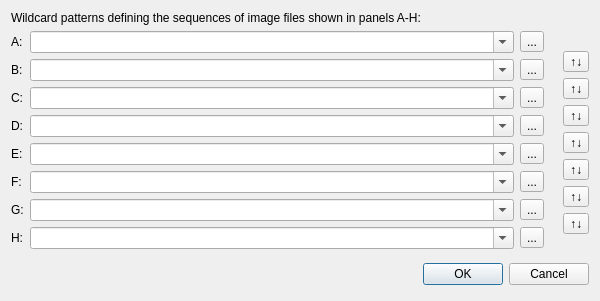
The window that ComparisonDialog.ui (wsmigaj/Cameleon) describes before a commit, drawn with Qt 5.
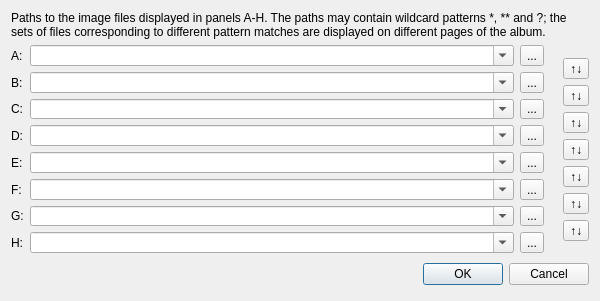
The same window after the commit. Icons and pictures are not drawn.

Commit message: Extend the instructions in the New/Edit Album dialog.

```diff
--- a/ComparisonDialog.ui
+++ b/ComparisonDialog.ui
@@ -28,7 +28,10 @@
      <item>
       <widget class="QLabel" name="promptLabel">
        <property name="text">
-        <string>Wildcard patterns defining the sequences of image files shown in panels A-H:</string>
+        <string>Paths to the image files displayed in panels A-H. The paths may contain wildcard patterns *, ** and ?; the sets of files corresponding to different pattern matches are displayed on different pages of the album.</string>
+       </property>
+       <property name="wordWrap">
+        <bool>true</bool>
        </property>
       </widget>
      </item>
```
